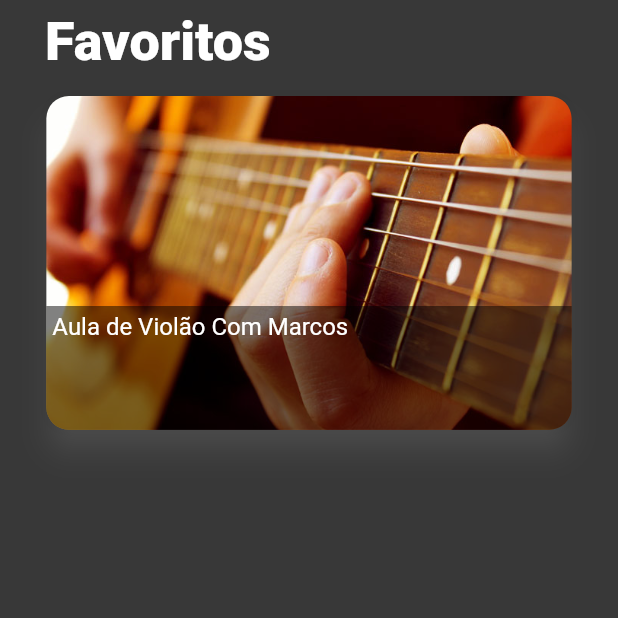
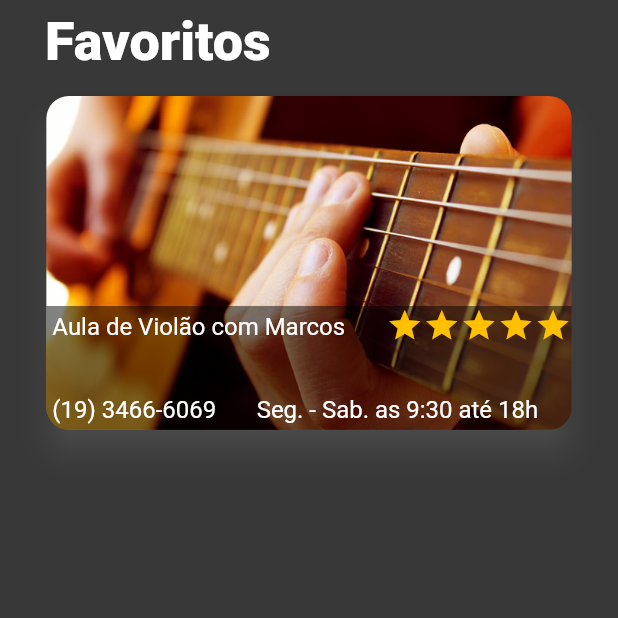
Before and after one commit to Gabriel-Campos-Marques/agendador, a Flutter app: the screen it shows after launch, on a phone screen of 412 x 824 dp, the top half of it. Run offline on Flutter 3.47's test engine with Material 2 defaults, Android fonts, the phone set to English and light mode, and no system bars; our stand-ins replace go_router, google_fonts.

```diff
--- a/lib/Screen/favoritos.dart
+++ b/lib/Screen/favoritos.dart
@@ -1,5 +1,6 @@
 import 'package:agendador/theme/app_theme.dart';
 import 'package:flutter/material.dart';
+import 'package:go_router/go_router.dart';
 
 final AppTheme _appTheme = AppTheme();
 
@@ -44,14 +45,18 @@ class Cards extends StatelessWidget {
 
   @override
   Widget build(BuildContext context) {
-    return Padding(
+    return InkWell(
+      onTap: () {
+        context.push('/favoritos/empresa');
+      },
+      child: Padding(
         padding: const EdgeInsets.all(8.0),
         child: Material(
           elevation: 8.0,
           shadowColor: const Color.fromARGB(255, 144, 144, 144),
           borderRadius: BorderRadius.circular(15),
           color: _appTheme.primary,
-        child: Container(
+          child: SizedBox(
             height: height * .27,
             width: width * .85,
             child: Stack(
@@ -75,21 +80,98 @@ class Cards extends StatelessWidget {
                     ),
                     color: _appTheme.sombra,
                   ),
-                child: const Padding(
-                  padding: EdgeInsets.all(4.0),
+                  child: Column(
+                    mainAxisAlignment: MainAxisAlignment.spaceBetween,
+                    children: [
+                      Row(
+                        mainAxisAlignment: MainAxisAlignment.spaceBetween,
+                        crossAxisAlignment: CrossAxisAlignment.start,
+                        children: [
+                          Padding(
+                            padding: const EdgeInsets.all(4.0),
+                            child: SizedBox(
+                              width: width * .5,
                               child: Text(
-                    'Aula de Violão Com Marcos',
-                    style: TextStyle(
-                      color: Colors.white,
-                      fontSize: 16,
+                                'Aula de Violão com Marcos',
+                                style: _appTheme.textoPadrao,
+                                overflow: TextOverflow.ellipsis,
                               ),
                             ),
+                          ),
+                          IconStar(height: height, width: width),
+                        ],
+                      ),
+                      Row(
+                        mainAxisAlignment: MainAxisAlignment.spaceBetween,
+                        children: [
+                          Padding(
+                            padding: const EdgeInsets.all(4.0),
+                            child: Text(
+                              '(19) 3466-6069',
+                              style: _appTheme.textoPadrao,
+                            ),
+                          ),
+                          Padding(
+                            padding: const EdgeInsets.all(4.0),
+                            child: SizedBox(
+                              width: width * .5,
+                              child: Text(
+                                'Seg. - Sab. as 9:30 até 18h',
+                                style: _appTheme.textoPadrao,
+                                overflow: TextOverflow.ellipsis,
+                              ),
+                            ),
+                          ),
+                        ],
+                      )
+                    ],
                   ),
                 ),
               ],
             ),
           ),
         ),
+      ),
     );
   }
 }
+
+class IconStar extends StatelessWidget {
+  const IconStar({super.key, required this.height, required this.width});
+
+  final double height;
+  final double width;
+
+  @override
+  Widget build(BuildContext context) {
+    return Row(
+      children: [
+        Icon(
+          Icons.star,
+          size: height * .03,
+          color: _appTheme.star,
+        ),
+        Icon(
+          Icons.star,
+          size: height * .03,
+          color: _appTheme.star,
+        ),
+        Icon(
+          Icons.star,
+          size: height * .03,
+          color: _appTheme.star,
+        ),
+        Icon(
+          Icons.star,
+          size: height * .03,
+          color: _appTheme.star,
+        ),
+        Icon(
+          Icons.star,
+          size: height * .03,
+          color: _appTheme.star,
+        ),
+      ],
+    );
+  }
+}
--- a/lib/main.dart
+++ b/lib/main.dart
@@ -1,6 +1,6 @@
+import 'package:agendador/router/app_router.dart';
 import 'package:agendador/theme/app_theme.dart';
 import 'package:flutter/material.dart';
-import 'Screen/favoritos.dart';
 
 void main() {
   WidgetsFlutterBinding.ensureInitialized();
@@ -14,9 +14,11 @@ class Agendador extends StatelessWidget {
 
   @override
   Widget build(BuildContext context) {
-    return MaterialApp(
+    return MaterialApp.router(
       theme: _appTheme.theme(),
-      home: const Favoritos(),
+      routeInformationParser: routes.routeInformationParser,
+      routeInformationProvider: routes.routeInformationProvider,
+      routerDelegate: routes.routerDelegate,
     );
   }
 }
--- /dev/null
+++ b/lib/router/app_router.dart
@@ -0,0 +1,22 @@
+import 'package:agendador/Screen/empresa.dart';
+import 'package:agendador/Screen/favoritos.dart';
+import 'package:agendador/Screen/home_screen.dart';
+import 'package:go_router/go_router.dart';
+
+final routes = GoRouter(
+  initialLocation: '/favoritos',
+  routes: [
+    GoRoute(
+      path: '/',
+      builder: (context, state) => HomeScreen(),
+    ),
+    GoRoute(
+      path: '/favoritos',
+      builder: (context, state) => const Favoritos(),
+    ),
+    GoRoute(
+      path: '/favoritos/empresa',
+      builder: (context, state) => const Empresa(),
+    ),
+  ],
+);
--- a/lib/theme/app_theme.dart
+++ b/lib/theme/app_theme.dart
@@ -2,18 +2,25 @@ import 'package:flutter/material.dart';
 import 'package:google_fonts/google_fonts.dart';
 
 class AppTheme {
+  //Colors
   Color primary = const Color.fromARGB(255, 56, 56, 56);
   Color sombra = const Color.fromARGB(125, 0, 0, 0);
-  Color secondary = const Color.fromARGB(255, 255, 24, 24);
-  TextStyle textoPadraoAppBar = GoogleFonts.roboto(
-    fontSize: 36,
-    fontWeight: FontWeight.w900,
-  );
+  Color secondary = const Color.fromARGB(255, 255, 255, 255);
+  Color star = const Color.fromARGB(255, 255, 192, 0);
+
+  //Text
+  TextStyle textoPadraoAppBar =
+      GoogleFonts.roboto(fontSize: 36, fontWeight: FontWeight.w900);
+
   TextStyle textoPadrao = GoogleFonts.roboto(
-    fontSize: 14,
-    fontWeight: FontWeight.w400,
-    color: Colors.white,
-  );
+      fontSize: 16, fontWeight: FontWeight.w400, color: Colors.white);
+
+  TextStyle textoNomeEmpresa = GoogleFonts.roboto(
+      fontSize: 28, fontWeight: FontWeight.w700, color: Colors.white);
+
+  TextStyle textoBotoes = GoogleFonts.roboto(
+      fontSize: 28, fontWeight: FontWeight.w700, color: Colors.black);
+
   TextTheme textTheme = GoogleFonts.robotoTextTheme();
 
   ThemeData theme() {
@@ -27,6 +34,13 @@ class AppTheme {
         titleSpacing: 30,
         titleTextStyle: textoPadraoAppBar,
       ),
+      elevatedButtonTheme: ElevatedButtonThemeData(
+        style: ElevatedButton.styleFrom(
+          padding: EdgeInsets.all(10),
+          backgroundColor: secondary,
+          textStyle: TextStyle(color: Colors.black),
+        ),
+      ),
     );
   }
 }
--- a/pubspec.yaml
+++ b/pubspec.yaml
@@ -35,6 +35,7 @@ dependencies:
   # Use with the CupertinoIcons class for iOS style icons.
   cupertino_icons: ^1.0.2
   google_fonts: ^3.0.1
+  go_router: ^5.1.5
 
 dev_dependencies:
   flutter_test:
```
Also changed, not shown: lib/Screen/empresa.dart (added, +298 -0 lines), lib/Screen/home_screen.dart (added, +18 -0 lines), images/AtivaIdade.jpg (added), images/google-maps.png (added), images/instagram.png (added), images/whatsapp.png (added), pubspec.lock. Lines whose indentation alone changed are shown as unchanged.
